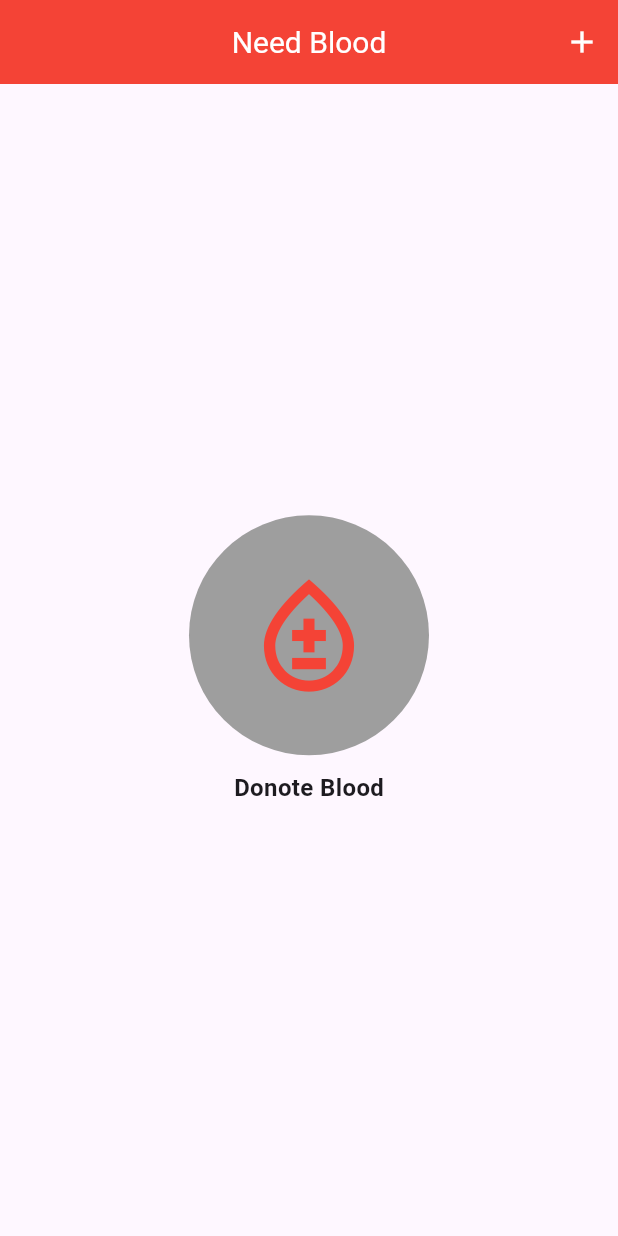
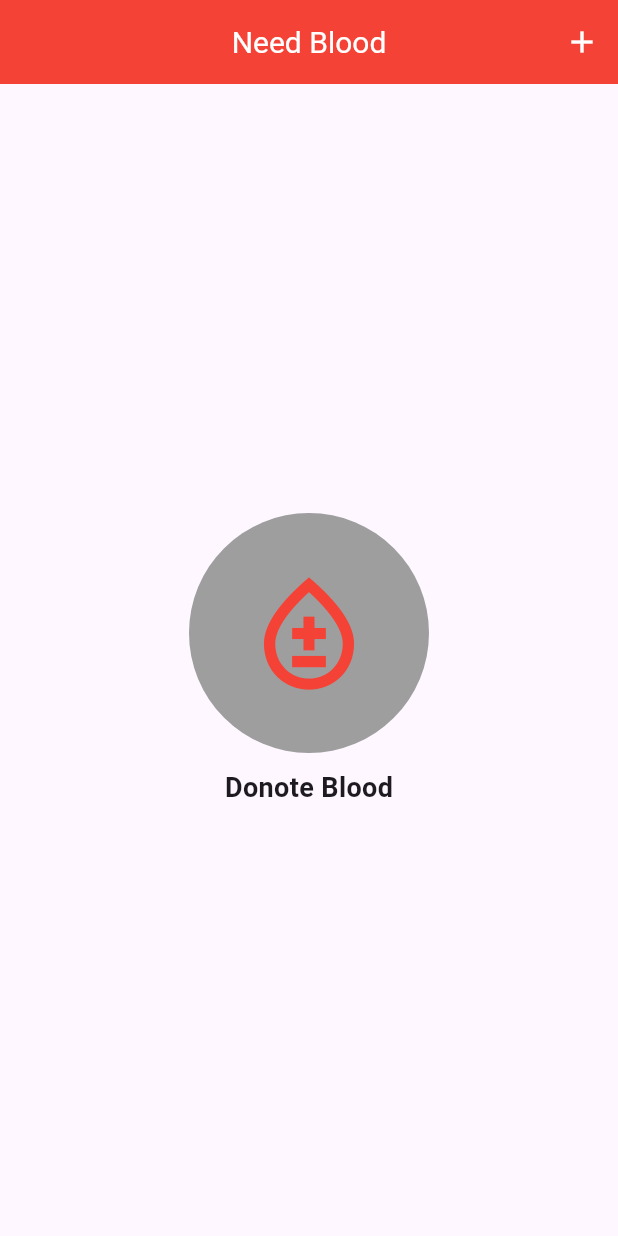
Before and after one commit to MehrabHussain47/Exam_02, a Flutter app: the screen it shows after launch, on a phone screen of 412 x 824 dp. Run offline on Flutter 3.47's test engine with Material 3 defaults, Android fonts, the phone set to English and light mode, and no system bars.

Commit message:
Final Commit

```diff
--- a/lib/main.dart
+++ b/lib/main.dart
@@ -49,7 +49,7 @@ class HomeScreen extends StatelessWidget{
               backgroundColor: Colors.grey,
             ),
             SizedBox(height: 10,),
-            Text('Donote Blood', style: TextStyle(fontSize:16, fontWeight: FontWeight.bold),)
+            Text('Donote Blood', style: TextStyle(fontSize:18, fontWeight: FontWeight.bold),)
           ],
         ),
       ),
```
